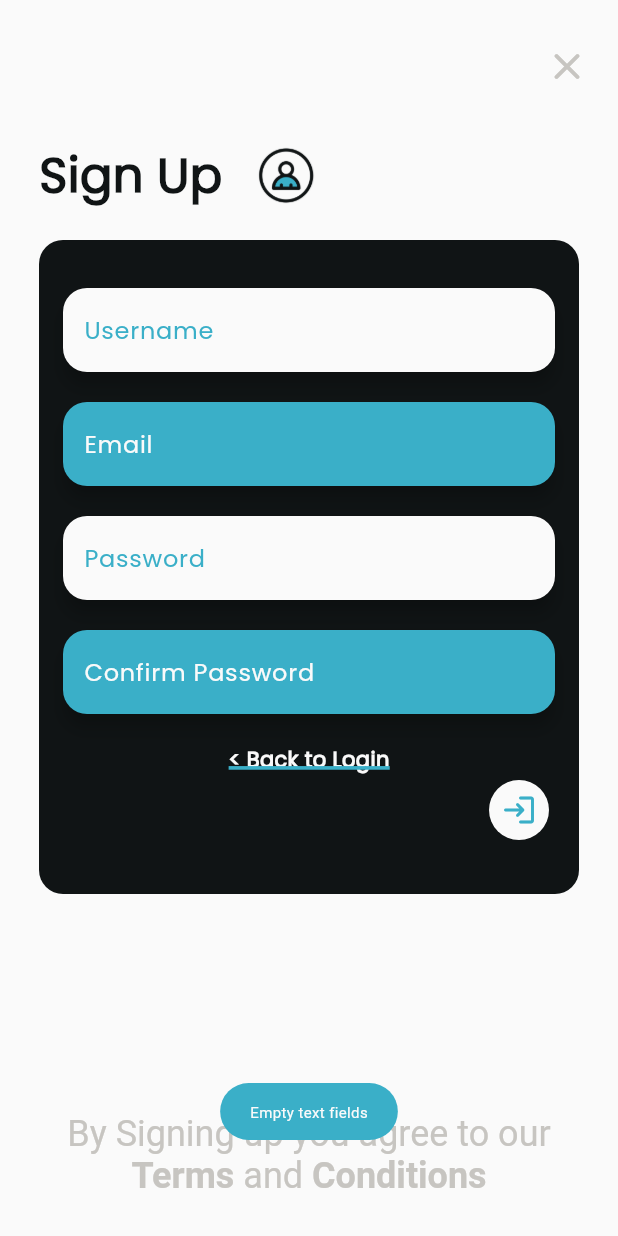
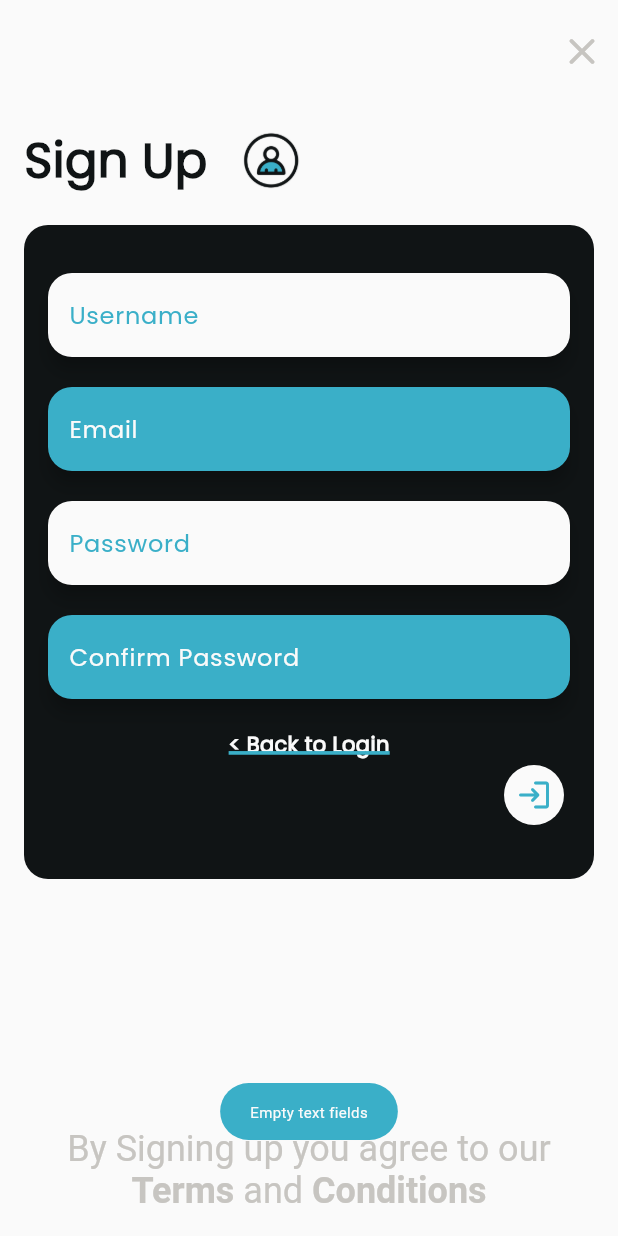
Before and after one commit to GeekyHichambel/Pawfect_Tasks, a Flutter app: the SignUpPage screen opened by its route, after a tap on the "login" icon, on a phone screen of 412 x 824 dp. Run offline on Flutter 3.47's test engine with Material 3 defaults, Android fonts, the phone set to English and light mode, and no system bars; our stand-ins replace cached_network_image, firebase_auth, firebase_core, firebase_database, firebase_messaging, firebase_storage and 9 more; missing offline and left inert: flutter_gif_plus; accounts and stored records are empty; network calls fail; project files that could hold a hidden picture were left out.

Commit message:
dev phase

```diff
--- a/lib/pages/ProfilePane.dart
+++ b/lib/pages/ProfilePane.dart
@@ -95,11 +95,11 @@ class _ProfilePaneState extends State<ProfilePane>{
 
   @override
   Widget build(BuildContext context){
-    return Scaffold(
+    return SafeArea(child: Scaffold(
       resizeToAvoidBottomInset: false,
       backgroundColor: AppTheme.colors.friendlyWhite,
       body: Padding(
-          padding: const EdgeInsetsDirectional.only(start: 10,end: 10,top: 20, bottom: 0),
+          padding: const EdgeInsetsDirectional.only(start: 10,end: 10,top: 0, bottom: 0),
           child: Column(
             crossAxisAlignment: CrossAxisAlignment.start,
             children: [
@@ -443,6 +443,6 @@ class _ProfilePaneState extends State<ProfilePane>{
             ],
           ),
         ),
-    );
+    ));
   }
 }
--- a/lib/pages/home.dart
+++ b/lib/pages/home.dart
@@ -67,14 +67,14 @@ class _MainPageState extends State<MainPage>{
 
   @override
   Widget build(BuildContext context){
-    return Scaffold(
+    return SafeArea(child: Scaffold(
       appBar: PreferredSize(preferredSize: const Size.fromHeight(100),
         child: Container(
           decoration: BoxDecoration(
             color: AppTheme.colors.onsetBlue,
             border: Border(bottom: BorderSide(color: AppTheme.colors.darkOnsetBlue, strokeAlign: BorderSide.strokeAlignInside, width: 2.0))
           ),
-          child:Padding(padding: const EdgeInsets.only(left: 25.0,right: 25.0,top: 40.0,bottom: 20.0),
+          child:Padding(padding: const EdgeInsets.only(left: 25.0,right: 25.0,top: 20.0,bottom: 20.0),
                 child: Row(
               mainAxisAlignment: MainAxisAlignment.spaceBetween,
               children: [
@@ -158,7 +158,7 @@ class _MainPageState extends State<MainPage>{
           });
         },
       ),
-    );
+    ));
   }
 }
 
--- a/lib/pages/user_signup.dart
+++ b/lib/pages/user_signup.dart
@@ -106,11 +106,16 @@ class _SignUpState extends State<SignUpPage>{
         'petFood' : petFood,
         'decoitems' : decoitems,
       };
+      final Map<String,dynamic> leaderDoc = {
+        'streak': streak,
+            'xp': xp,
+      };
       await DataBase.firebaseAuth.createUserWithEmailAndPassword(email: userMail, password: userPassword);
       await DataBase.userCollection?.child(userName).set(userDoc);
       await DataBase.streakCollection?.child(userName).set(streakDoc);
       await DataBase.petsCollection?.child(userName).set(petsDoc);
       await DataBase.itemCollection?.child(userName).set(itemsDoc);
+      await DataBase.leaderboardCollection?.child('Rookie').child(userName).set(leaderDoc);
       result = true;
       GlobalVar.globalVar.showToast('Successfully Signed Up');
     }catch(e){
@@ -182,12 +187,10 @@ class _SignUpState extends State<SignUpPage>{
 
   @override
   Widget build(BuildContext context) {
-    return Scaffold(
+    return SafeArea(child: Scaffold(
       resizeToAvoidBottomInset: false,
       backgroundColor: AppTheme.colors.friendlyWhite,
-      body: Padding(
-        padding: const EdgeInsetsDirectional.symmetric(horizontal: 10.0, vertical: 10.0),
-        child: Column(
+      body: Column(
           children: [
             const Padding(padding: EdgeInsetsDirectional.symmetric(horizontal: 0.0, vertical: 10.0),
               child: CustomAppBar(),
@@ -365,8 +368,7 @@ class _SignUpState extends State<SignUpPage>{
             )
           ],
         ),
-      ),
-    );
+    ));
   }
 
 }
```
Also changed, not shown: lib/pages/streaks.dart (+4 -5 lines), lib/pages/user_forgot.dart (+3 -6 lines), lib/pages/user_login.dart (+3 -7 lines).
